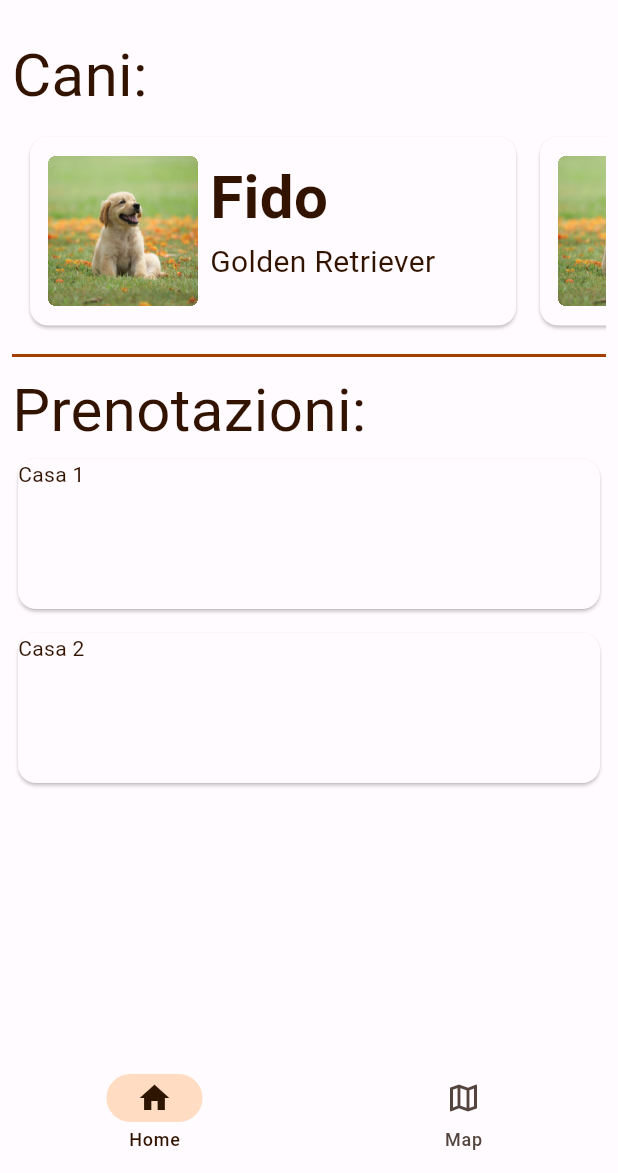
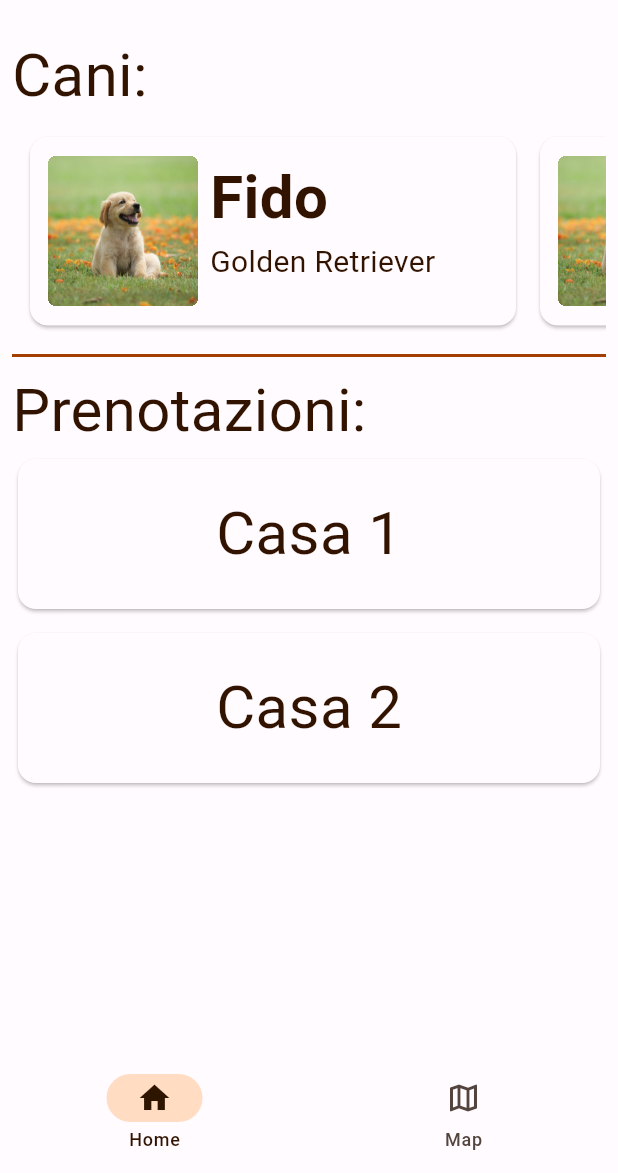
Before and after one commit to Pergo01/IoTail_Companion, a Flutter app: the Navigation screen opened by its route, on a phone screen of 412 x 824 dp, the part 63-1236 px from its top. Run offline on Flutter 3.47's test engine with Material 3 defaults, Android fonts, the phone set to English and light mode, and no system bars; our stand-ins replace flutter_login, font_awesome_flutter, go_router.

Commit message:
Added booking screen. Changed layout in booking card.

```diff
--- a/iotail_companion/lib/UI/Material/home.dart
+++ b/iotail_companion/lib/UI/Material/home.dart
@@ -101,7 +101,11 @@ class _HomeState extends State<Home> {
                     child: SizedBox(
                       height: 100,
                       width: double.infinity,
-                      child: Text(prenotazioni[index]),
+                      child: Container(
+                        alignment: Alignment.center,
+                        child: Text(prenotazioni[index],
+                            style: const TextStyle(fontSize: 40)),
+                      ),
                     ),
                   );
                 },
```
Also changed, not shown: iotail_companion/lib/UI/Material/booking.dart (added, +15 -0 lines).
